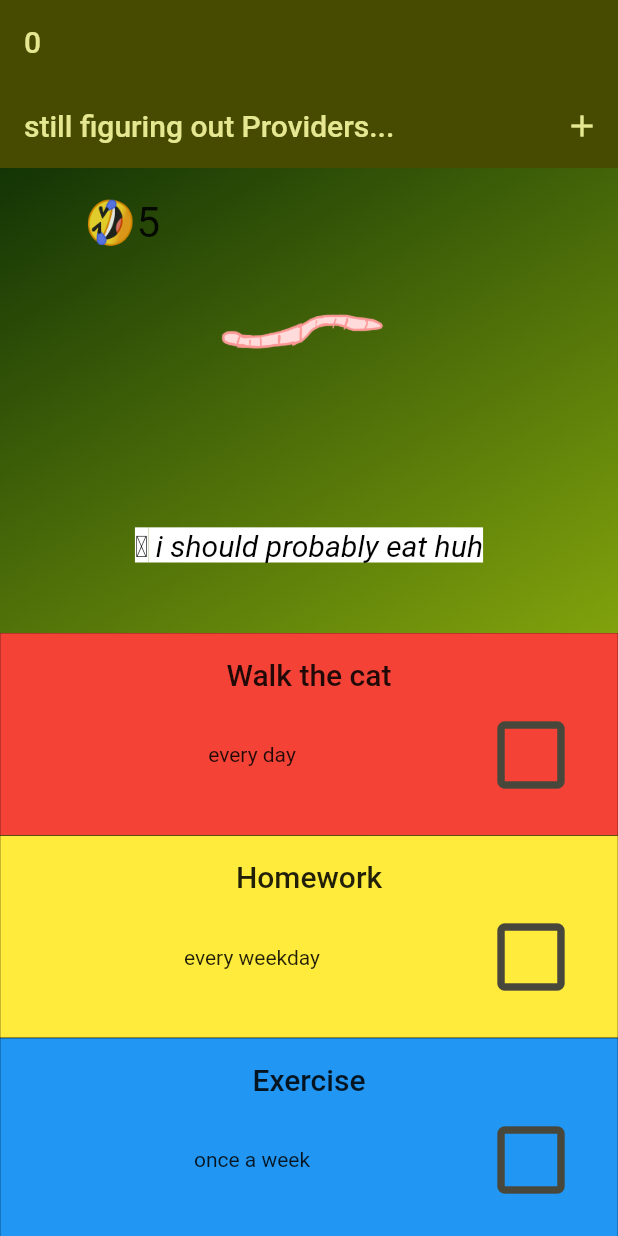
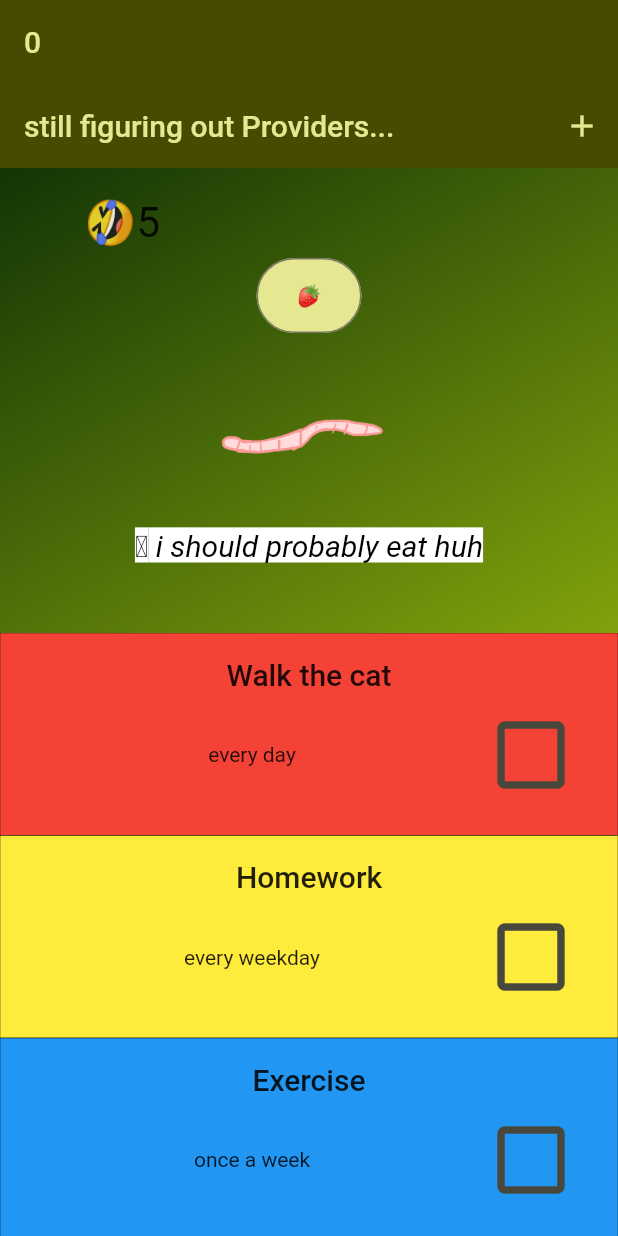
Before and after one commit to abbymachines/habit_vpet, a Flutter app: the screen it shows after launch, on a phone screen of 412 x 824 dp. Run offline on Flutter 3.47's test engine with Material 2 defaults, Android fonts, the phone set to English and light mode, and no system bars; our stand-ins replace flutter_riverpod, riverpod_annotation.

Commit message:
bring back strawberry button

```diff
--- a/lib/widgets/pet/pet.dart
+++ b/lib/widgets/pet/pet.dart
@@ -3,19 +3,9 @@ import 'package:habit_vpet/widgets/heart_bar/heart_bar.dart';
 import 'package:habit_vpet/widgets/pet/frame_changer.dart';
 
 class Pet extends StatelessWidget {
-  const Pet(
-      {required this.health,
-      // required this.incrementer,
-      super.key});
+  const Pet({required this.health, super.key});
 
-  // final int currentPetFrame;
   final int health;
-  // final Function incrementer;
-
-  // @override
-  // State<Pet> createState() {
-  //   return _PetState();
-  // }
   @override
   Widget build(context) {
     return SizedBox(
@@ -24,9 +14,8 @@ class Pet extends StatelessWidget {
       child: Column(
         children: [
           HeartBar(health),
-          // FrameChanger(),
+          const FrameChanger(),
           Image.asset('assets/images/worm1.png', width: 200),
-          // TextButton(onPressed: incrementer, child: child),
         ],
       ),
     );
```
